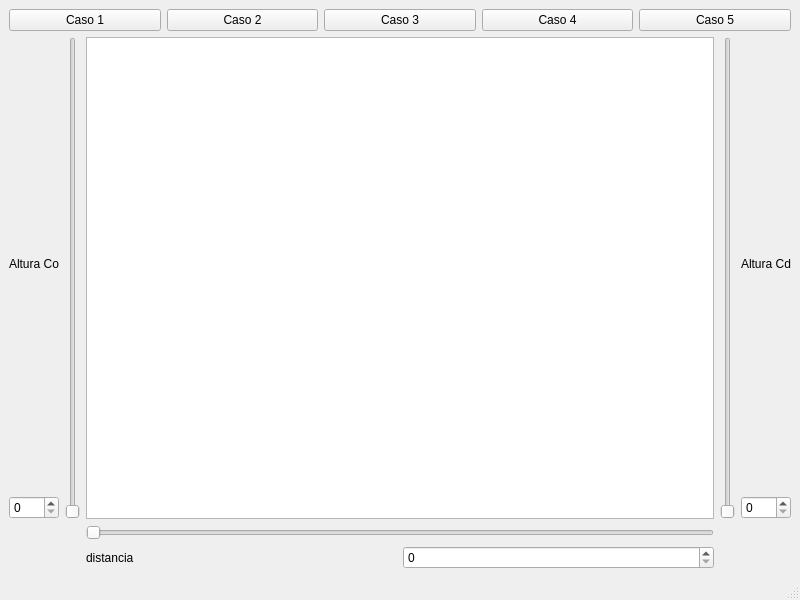
Qt form mainwindow.ui (GGost00/parcial-final) before a commit.
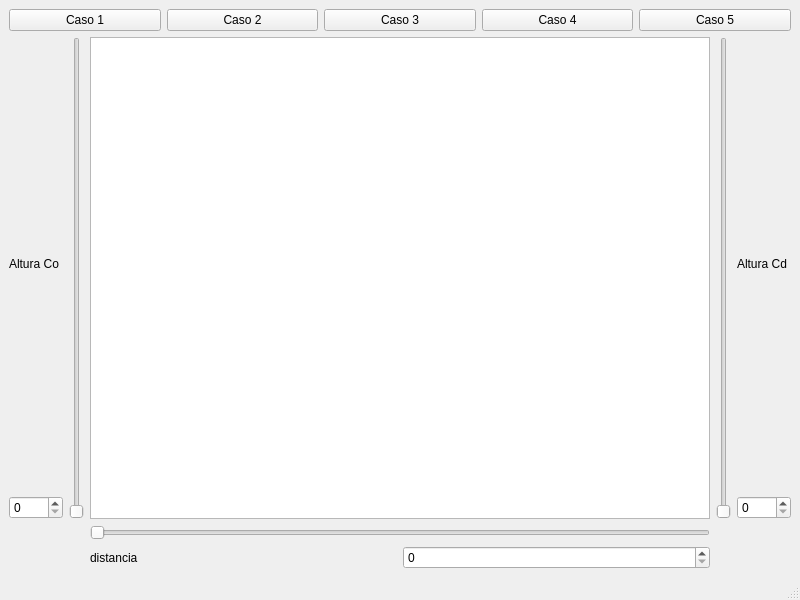
The same form after that commit.

```diff
--- a/mainwindow.ui
+++ b/mainwindow.ui
@@ -27,14 +27,18 @@
          </widget>
         </item>
         <item>
-         <widget class="QSpinBox" name="valoralturaco"/>
+         <widget class="QSpinBox" name="valoralturaco">
+          <property name="maximum">
+           <number>1000</number>
+          </property>
+         </widget>
         </item>
        </layout>
       </item>
       <item>
        <widget class="QSlider" name="alturaco">
         <property name="maximum">
-         <number>100</number>
+         <number>500</number>
         </property>
         <property name="orientation">
          <enum>Qt::Vertical</enum>
@@ -51,7 +55,7 @@
       <item>
        <widget class="QSlider" name="alturacd">
         <property name="maximum">
-         <number>100</number>
+         <number>500</number>
         </property>
         <property name="orientation">
          <enum>Qt::Vertical</enum>
@@ -68,7 +72,11 @@
          </widget>
         </item>
         <item>
-         <widget class="QSpinBox" name="valoralturacd"/>
+         <widget class="QSpinBox" name="valoralturacd">
+          <property name="maximum">
+           <number>1000</number>
+          </property>
+         </widget>
         </item>
        </layout>
       </item>
@@ -79,7 +87,7 @@
       <item>
        <widget class="QSlider" name="distancia">
         <property name="maximum">
-         <number>90</number>
+         <number>500</number>
         </property>
         <property name="orientation">
          <enum>Qt::Horizontal</enum>
@@ -96,7 +104,11 @@
          </widget>
         </item>
         <item>
-         <widget class="QSpinBox" name="valordistancia"/>
+         <widget class="QSpinBox" name="valordistancia">
+          <property name="maximum">
+           <number>1000</number>
+          </property>
+         </widget>
         </item>
        </layout>
       </item>
```
